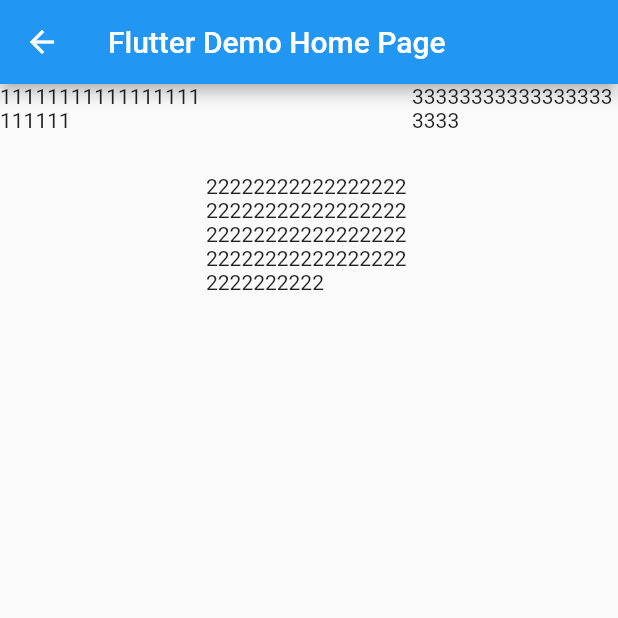
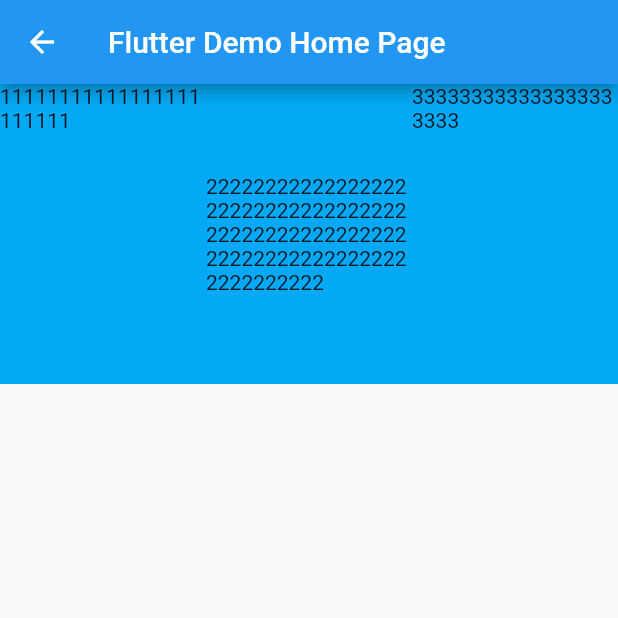
Before and after one commit to genius158/FlutterTest, a Flutter app: the MyHomePage screen opened directly, on a phone screen of 412 x 824 dp, the top half of it. Run offline on Flutter 3.47's test engine with Material 2 defaults, Android fonts, the phone set to English and light mode, and no system bars.

Commit message:
自定义layout

```diff
--- a/lib/main6.dart
+++ b/lib/main6.dart
@@ -49,7 +49,8 @@ class _MyHomePageState extends State<MyHomePage> {
       appBar: new AppBar(
         title: new Text(widget.title),
       ),
-      body: CustomLayout(getChildren()),
+      body: CustomLayout(getChildren()
+      ,color: Colors.lightBlue,),
     );
   }
 
```
